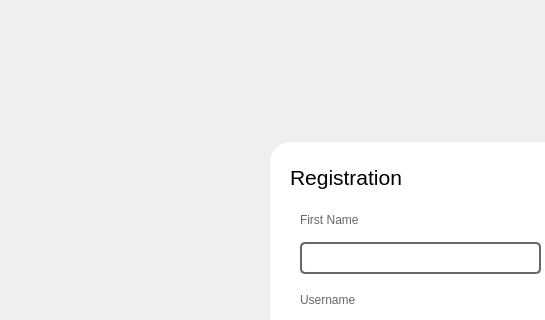
codingburgas/school-project-assignment-insight, file register.ui: the form before one commit; both pictures show x 0 to 545 and y 88 to 408 of the 1280 by 832 pixel window.
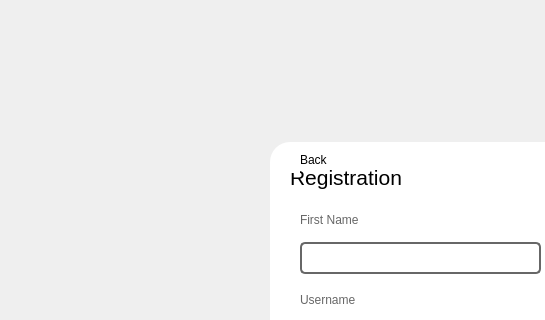
The form after the commit. Icons and pictures are not drawn.

Commit message: Implement "GoBack" functions

```diff
--- a/register.ui
+++ b/register.ui
@@ -491,6 +491,54 @@
      <enum>QLineEdit::Password</enum>
     </property>
    </widget>
+   <widget class="QLabel" name="label">
+    <property name="geometry">
+     <rect>
+      <x>10</x>
+      <y>10</y>
+      <width>20</width>
+      <height>21</height>
+     </rect>
+    </property>
+    <property name="styleSheet">
+     <string notr="true">image: url(:/Resources/Images/icons/Less Than.png);</string>
+    </property>
+    <property name="text">
+     <string/>
+    </property>
+   </widget>
+   <widget class="QLabel" name="label_2">
+    <property name="geometry">
+     <rect>
+      <x>30</x>
+      <y>10</y>
+      <width>31</width>
+      <height>16</height>
+     </rect>
+    </property>
+    <property name="styleSheet">
+     <string notr="true">color:black;</string>
+    </property>
+    <property name="text">
+     <string>Back</string>
+    </property>
+   </widget>
+   <widget class="QPushButton" name="goBack_PB">
+    <property name="geometry">
+     <rect>
+      <x>10</x>
+      <y>3</y>
+      <width>51</width>
+      <height>31</height>
+     </rect>
+    </property>
+    <property name="styleSheet">
+     <string notr="true">background-color:transparent;</string>
+    </property>
+    <property name="text">
+     <string/>
+    </property>
+   </widget>
   </widget>
  </widget>
  <resources/>
```
The commit also changes 3 other files.
